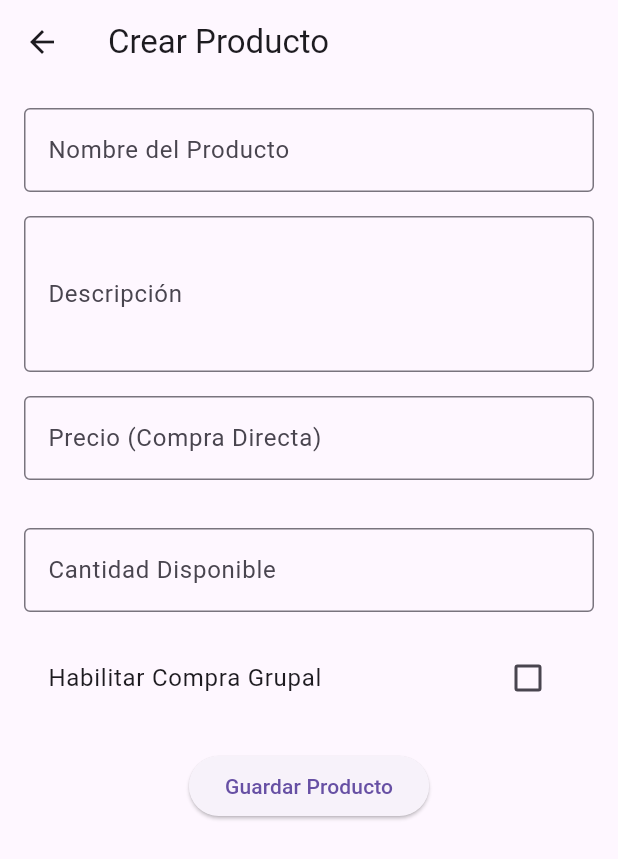
After one commit to JostinOlivera01/CompraMayorista, a Flutter app: the CreateProductScreen screen opened directly, on a phone screen of 412 x 824 dp. The commit adds this screen. Shown: the top 859 px of the screen. Run offline on Flutter 3.47's test engine with Material 3 defaults, Android fonts, the phone set to English and light mode, and no system bars; our stand-ins replace cloud_firestore, firebase_auth, firebase_core; missing offline and left inert: dart:ffi; accounts and stored records are empty.

Commit message:
Se Genera collecion producto y se listan productos creados en vista comprador

```diff
--- a/lib/business_logic/actions/User_actions/usuarioStore_actions.dart
+++ b/lib/business_logic/actions/User_actions/usuarioStore_actions.dart
@@ -1,4 +1,5 @@
 
+import 'package:test01/business_logic/models/products_model.dart';
 import 'package:test01/business_logic/models/usuario_model.dart';
 import 'package:test01/business_logic/service/usuarioStoreService.dart';
 
@@ -21,5 +22,9 @@ class UsuarioCaseStore {
     return _StoreService.getUserByID(userId);
   }
 
+    Future<void> createProduct(ProductModel product){
+    return _StoreService.createProducto(product);
+  }
+
 
 }
--- /dev/null
+++ b/lib/business_logic/models/products_model.dart
@@ -0,0 +1,66 @@
+import 'package:cloud_firestore/cloud_firestore.dart';
+
+class ProductModel {
+  final String productID;
+  final String providerID;
+  final String name;
+  final String description;
+  final double price;
+  final double? groupPrice;  // Si admite compra grupal
+  final int stock;
+  final String? category;
+  final String? imageURL;
+  final bool groupEnabled;
+  final int? groupThreshold;  // Mínimo de compradores para activar compra grupal
+  final DateTime createdAt;
+
+  ProductModel({
+    required this.productID,
+    required this.providerID,
+    required this.name,
+    required this.description,
+    required this.price,
+    this.groupPrice,
+    required this.stock,
+    this.category,
+    this.imageURL,
+    required this.groupEnabled,
+    this.groupThreshold,
+    required this.createdAt,
+  });
+
+  Map<String, dynamic> toFirestore() {
+    return {
+      'productID': productID,
+      'providerID': providerID,
+      'name': name,
+      'description': description,
+      'price': price,
+      'groupPrice': groupPrice,
+      'stock': stock,
+      'category': category,
+      'imageURL': imageURL,
+      'groupEnabled': groupEnabled,
+      'groupThreshold': groupThreshold,
+      'createdAt': createdAt,
+    };
+  }
+
+factory ProductModel.fromFirestore(Map<String, dynamic> data) {
+  return ProductModel(
+    productID: data['productID'] ?? '', // Asigna un valor por defecto si es null
+    providerID: data['providerID'] ?? '',
+    name: data['name'] ?? '',
+    description: data['description'] ?? '',
+    price: (data['price'] as num?)?.toDouble() ?? 0.0, // Si el valor es null, asigna 0.0
+    groupPrice: (data['groupPrice'] as num?)?.toDouble(), // Manejo de nulo opcional
+    stock: data['stock'] ?? 0, // Valor por defecto si no hay stock
+    category: data['category'] ?? '', // Manejo de null para categorías
+    imageURL: data['imageURL'] ?? '', // Maneja la imagen del producto
+    groupEnabled: data['groupEnabled'] ?? false, // Valor por defecto para booleanos
+    groupThreshold: data['groupThreshold'] ?? 0, // Valor por defecto si es null
+    createdAt: (data['createdAt'] as Timestamp?)?.toDate() ?? DateTime.now(), // Manejo de timestamps nulos
+  );
+}
+
+}
--- a/lib/main.dart
+++ b/lib/main.dart
@@ -2,9 +2,12 @@ import 'package:flutter/material.dart';
 import 'package:provider/provider.dart';
 import 'package:firebase_core/firebase_core.dart';
 import 'package:test01/business_logic/actions/User_actions/auth_actions.dart';
+import 'package:test01/business_logic/actions/User_actions/product_actions.dart';
 import 'package:test01/business_logic/actions/User_actions/usuarioStore_actions.dart';
 import 'package:test01/business_logic/service/authService.dart';
+import 'package:test01/business_logic/service/productService.dart';
 import 'package:test01/business_logic/service/usuarioStoreService.dart';
+import 'package:test01/viewmodels/Product_viewmodel/Product_viewmodel.dart';
 import 'package:test01/viewmodels/User_viewmodel/auth_viewmodel.dart';
 import 'package:test01/viewmodels/User_viewmodel/usuarioStore_viewmodel.dart';
 import 'package:test01/views/screen/Admin/admin_home_screen.dart';
@@ -28,6 +31,7 @@ void main() async {
         ChangeNotifierProvider(
           create: (_) => UsuarioViewModel(UsuarioCaseStore(UsuarioStoreService())),
         ),
+         ChangeNotifierProvider(create: (_) => ProductViewModel(ProductActions(ProductStoreService()))),
       ],
       child: MyApp(),
     ),
--- a/lib/views/screen/Buyer/inicio_screen.dart
+++ b/lib/views/screen/Buyer/inicio_screen.dart
@@ -2,6 +2,7 @@
 import 'package:flutter/material.dart';
 import 'package:provider/provider.dart';
 import 'package:test01/viewmodels/User_viewmodel/auth_viewmodel.dart';
+import 'package:test01/views/screen/Buyer/buyer_home_screen.dart';
 
 class InicioScreen extends StatelessWidget {
   const InicioScreen({super.key});
@@ -35,7 +36,7 @@ class InicioScreen extends StatelessWidget {
               const Text('¡Bienvenido de nuevo!'),
               ElevatedButton(
                 onPressed: () {
-                  Navigator.pushNamed(context, '/home');
+                  MyHomePage();
                 },
                 child: const Text('Ir a la Home'),
               ),
--- /dev/null
+++ b/lib/views/screen/Seller/createproduct_screen.dart
@@ -0,0 +1,163 @@
+import 'package:flutter/material.dart';
+import 'package:provider/provider.dart';
+import 'package:test01/viewmodels/User_viewmodel/usuarioStore_viewmodel.dart';
+
+class CreateProductScreen extends StatefulWidget {
+  const CreateProductScreen({super.key});
+
+  @override
+  _CreateProductScreenState createState() => _CreateProductScreenState();
+}
+
+class _CreateProductScreenState extends State<CreateProductScreen> {
+
+
+  // Controladores para los campos de texto
+  final TextEditingController _nameController = TextEditingController();
+  final TextEditingController _descriptionController = TextEditingController();
+  final TextEditingController _priceController = TextEditingController();
+  final TextEditingController _groupPriceController = TextEditingController();
+  final TextEditingController _stockController = TextEditingController();
+
+  bool _groupEnabled = false; // Para habilitar o deshabilitar compra grupal
+
+  @override
+  Widget build(BuildContext context) {
+
+
+    final usuarioViewModel = Provider.of<UsuarioViewModel>(context);
+
+    return Scaffold(
+      appBar: AppBar(
+        title: const Text('Crear Producto'),
+      ),
+      body: Padding(
+        padding: const EdgeInsets.all(16.0),
+        child: SingleChildScrollView(
+          child: Column(
+            crossAxisAlignment: CrossAxisAlignment.start,
+            children: [
+              // Campo de texto para el nombre del producto
+              TextField(
+                controller: _nameController,
+                decoration: const InputDecoration(
+                  labelText: 'Nombre del Producto',
+                  border: OutlineInputBorder(),
+                ),
+              ),
+              const SizedBox(height: 16),
+
+              // Campo de texto para la descripción
+              TextField(
+                controller: _descriptionController,
+                decoration: const InputDecoration(
+                  labelText: 'Descripción',
+                  border: OutlineInputBorder(),
+                ),
+                maxLines: 3,
+              ),
+              const SizedBox(height: 16),
+
+              // Campo de texto para el precio
+              TextField(
+                controller: _priceController,
+                keyboardType: TextInputType.number,
+                decoration: const InputDecoration(
+                  labelText: 'Precio (Compra Directa)',
+                  border: OutlineInputBorder(),
+                ),
+              ),
+              const SizedBox(height: 16),
+
+              // Campo de texto para el precio grupal (solo si está habilitada la compra grupal)
+              if (_groupEnabled)
+                TextField(
+                  controller: _groupPriceController,
+                  keyboardType: TextInputType.number,
+                  decoration: const InputDecoration(
+                    labelText: 'Precio (Compra Grupal)',
+                    border: OutlineInputBorder(),
+                  ),
+                ),
+              const SizedBox(height: 16),
+
+              // Campo de texto para el stock
+              TextField(
+                controller: _stockController,
+                keyboardType: TextInputType.number,
+                decoration: const InputDecoration(
+                  labelText: 'Cantidad Disponible',
+                  border: OutlineInputBorder(),
+                ),
+              ),
+              const SizedBox(height: 16),
+
+              // Checkbox para habilitar la compra grupal
+              CheckboxListTile(
+                title: const Text('Habilitar Compra Grupal'),
+                value: _groupEnabled,
+                onChanged: (bool? value) {
+                  setState(() {
+                    _groupEnabled = value ?? false;
+                  });
+                },
+              ),
+
+              const SizedBox(height: 20),
+
+              // Botón para guardar el producto
+              Center(
+                child: ElevatedButton(
+                  onPressed: () {
+                    _saveProduct(usuarioViewModel);
+                  },
+                  child: const Text('Guardar Producto'),
+                ),
+              ),
+            ],
+          ),
+        ),
+      ),
+    );
+  }
+
+
+  // Modificación de la función para recibir el ViewModel
+  void _saveProduct(UsuarioViewModel usuarioViewModel) {
+    final String name = _nameController.text;
+    final String? email = usuarioViewModel.email;
+    final String description = _descriptionController.text;
+    final double price = double.tryParse(_priceController.text) ?? 0;
+    final double groupPrice = _groupEnabled
+        ? double.tryParse(_groupPriceController.text) ?? 0
+        : 0;
+    final int stock = int.tryParse(_stockController.text) ?? 0;
+
+    if (name.isEmpty || price <= 0 || stock <= 0) {
+      ScaffoldMessenger.of(context).showSnackBar(
+        const SnackBar(content: Text('Por favor, completa todos los campos.')),
+      );
+      return;
+    }
+
+    final DateTime createdAt = DateTime.now(); // Fecha de creación actual
+    //final String providerID = usuarioViewModel.(); // Obtén el userID del proveedor logueado
+
+    // Crear el producto usando el ViewModel
+    usuarioViewModel.CreateProductUser(
+        '1',
+         email!,
+        name,
+        description,
+        price,
+       _groupEnabled,
+         stock,
+         createdAt,
+    );
+
+    ScaffoldMessenger.of(context).showSnackBar(
+      const SnackBar(content: Text('Producto guardado exitosamente.')),
+    );
+  }
+
+}
--- a/lib/views/screen/Seller/seller_home_screen.dart
+++ b/lib/views/screen/Seller/seller_home_screen.dart
@@ -4,6 +4,7 @@ import 'package:provider/provider.dart';
 import 'package:test01/viewmodels/User_viewmodel/usuarioStore_viewmodel.dart';
 import 'package:test01/views/screen/Buyer/buyer_home_screen.dart';
 import 'package:test01/views/screen/Buyer/profile_screen.dart';
+import 'package:test01/views/screen/Seller/createproduct_screen.dart';
 import 'package:test01/views/screen/settings_screen.dart';
 import 'package:test01/views/widgets/navigation_bar.dart';
 
@@ -21,7 +22,7 @@ class _SellerHomeScreenState extends State<SellerHomeScreen> {
     // Añade aquí las pantallas reales que quieras mostrar en cada tab
     const CounterScreen(),
     const ProfileScreen(),
-    const SettingsScreen(),
+    const CreateProductScreen(),
   ];
 
   final List<Widget> _label = [
```
Also changed, not shown: lib/business_logic/actions/User_actions/product_actions.dart (added, +19 -0 lines), lib/business_logic/service/productService.dart (added, +12 -0 lines), lib/business_logic/service/usuarioStoreService.dart (+9 -0 lines), lib/viewmodels/Product_viewmodel/Product_viewmodel.dart (added, +19 -0 lines), lib/viewmodels/User_viewmodel/usuarioStore_viewmodel.dart (+24 -1 lines), lib/views/screen/Buyer/buyer_home_screen.dart (+7 -2 lines), lib/views/screen/Buyer/homeBuyer_screen.dart (added, +43 -0 lines), lib/views/widgets/product_Card.dart (added, +113 -0 lines).
